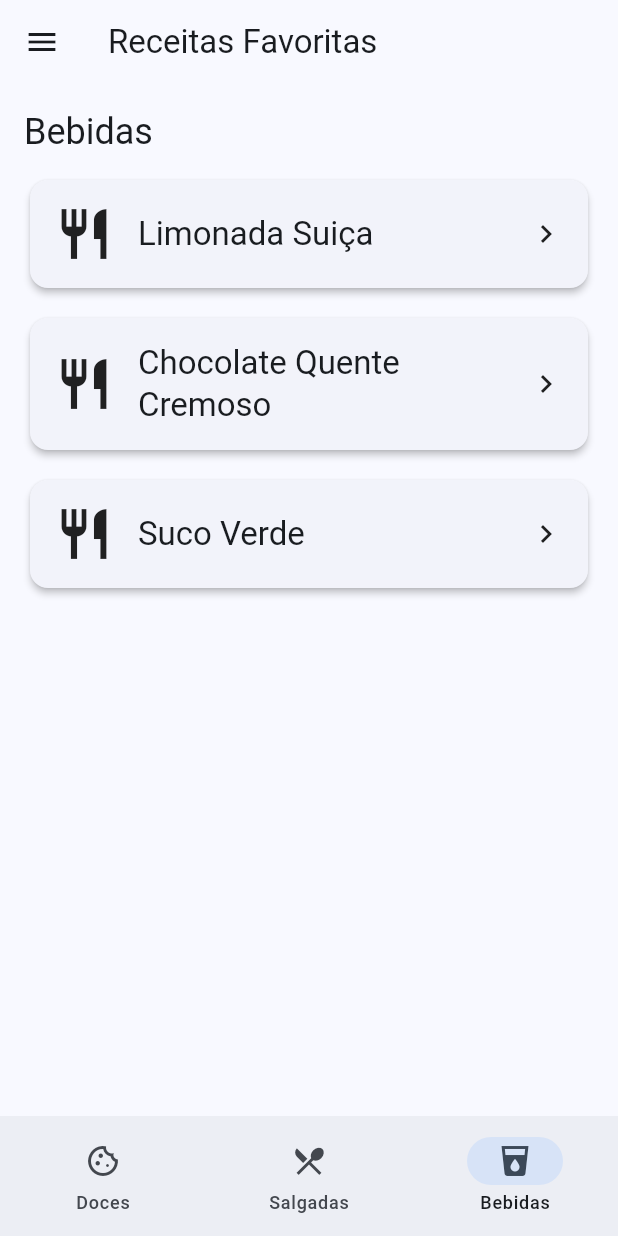
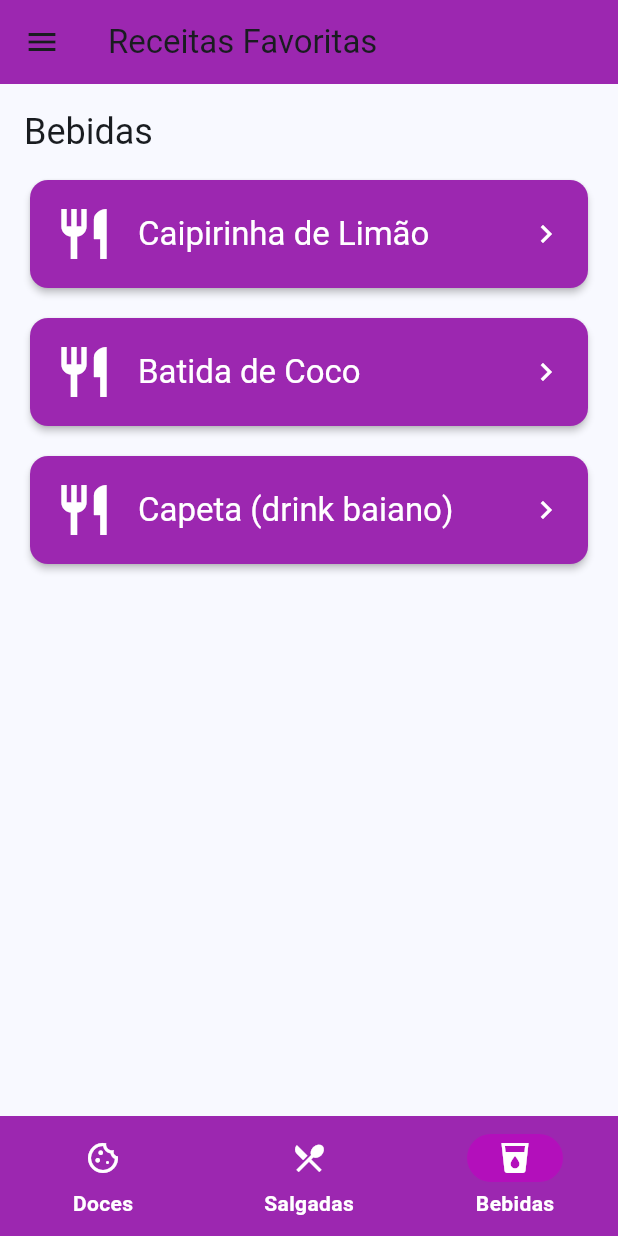
Before and after one commit to Diniz-s-flavio/mobile-flutter, a Flutter app: the HomeScreen screen opened directly, item 3 of the bottom bar chosen, on a phone screen of 412 x 824 dp. Run offline on Flutter 3.47's test engine with Material 3 defaults, Android fonts, the light colour scheme and no system bars.

Commit message:
feat: Receitas v1 estilizado

```diff
--- a/bottom_navigation_bar/lib/pages/news_page.dart
+++ b/bottom_navigation_bar/lib/pages/news_page.dart
@@ -5,7 +5,6 @@
 
   @override
   Widget build(BuildContext context) {
-    const nome = 'Fravo';
     final manchetes = const [
       'Manchete Fiticsia 1',
       'Machete Ficticia 2',
--- a/bottom_navigation_bar/lib/pages/welcome_page.dart
+++ b/bottom_navigation_bar/lib/pages/welcome_page.dart
@@ -3,16 +3,8 @@
 class WelcomePage extends StatelessWidget {
   const WelcomePage({super.key});
 
-  String _saudacao() {
-    final h = DateTime.now().hour;
-    if (h < 12) return 'Bom dia';
-    if (h < 18) return 'Boa tarde';
-    return 'Boa noite';
-  }
-
   @override
   Widget build(BuildContext context) {
-    const nome = 'Fravo';
 
     return Scaffold(
       appBar: AppBar(title: const Text('Boas-vindas')),
--- a/receitas_v1/lib/src/data/sample_recipes.dart
+++ b/receitas_v1/lib/src/data/sample_recipes.dart
@@ -3,114 +3,135 @@
 class SampleRecipes {
   static const doces = <Recipe>[
     Recipe(
-      title: 'Brigadeiro',
-      shortDescription: 'Docinho de chocolate cremoso.',
+      title: 'Cocada Baiana',
+      shortDescription: 'Clássica de coco, macia por dentro.',
       ingredients: [
-        '1 lata de leite condensado',
-        '2 colheres (sopa) de chocolate em pó',
-        '1 colher (sopa) de manteiga',
-        'Granulado para enrolar'
+        '2 xíc. de coco fresco ralado',
+        '1 e 1/2 xíc. de açúcar',
+        '1/2 xíc. de água',
+        '1 pitada de sal',
+        '1 col. (sopa) de manteiga',
       ],
       methodOfPreparation:
-        'Leve ao fogo baixo o leite condensado, chocolate e manteiga, mexendo até desgrudar do fundo. Deixe esfriar, enrole e passe no granulado.',
+          'Leve ao fogo a água, açúcar e sal até formar calda em ponto de fio. '
+          'Junte o coco e a manteiga, mexendo até desgrudar do fundo. '
+          'Coloque porções em superfície untada e deixe firmar.',
     ),
     Recipe(
-      title: 'Bolo de Cenoura',
-      shortDescription: 'Com cobertura de chocolate.',
+      title: 'Bolinho de Estudante',
+      shortDescription: 'Tapioca com coco, frito e polvilhado com canela.',
       ingredients: [
-        '3 cenouras médias',
-        '3 ovos',
-        '1/2 xíc. de óleo',
-        '2 xíc. de açúcar',
-        '2 xíc. de farinha',
-        '1 col. (sopa) fermento'
+        '2 xíc. de tapioca granulada',
+        '1 xíc. de leite de coco',
+        '1/2 xíc. de açúcar',
+        '1 xíc. de coco ralado',
+        'Uma pitada de sal',
+        'Óleo para fritar',
+        'Açúcar e canela para polvilhar',
       ],
       methodOfPreparation:
-        'Bata cenoura, ovos e óleo. Misture açúcar e farinha, finalize com fermento. Asse a 180°C. Cubra com calda de chocolate.',
+          'Hidrate a tapioca no leite de coco por 20 min. '
+          'Misture açúcar, coco e sal. Modele bolinhos alongados. '
+          'Frite em óleo quente até dourar e passe em açúcar com canela.',
     ),
     Recipe(
-      title: 'Mousse de Maracujá',
-      shortDescription: 'Rápida e aerada.',
+      title: 'Quindim',
+      shortDescription: 'Gema e coco, brilho intenso.',
       ingredients: [
-        '1 lata de leite condensado',
-        '1 lata de creme de leite',
-        '1 medida da lata de suco de maracujá concentrado'
+        '10 gemas',
+        '1 xíc. de açúcar',
+        '1 xíc. de coco ralado fino',
+        '2 col. (sopa) de manteiga derretida',
+        'Manteiga e açúcar para untar as forminhas',
       ],
       methodOfPreparation:
-        'Bata tudo no liquidificador e leve à geladeira por 3 horas.',
+          'Peneire as gemas (sem raspar). Misture com açúcar, coco e manteiga. '
+          'Descanse 10 min. Despeje em formas untadas e açucaradas. '
+          'Asse em banho-maria a 180°C até firmar e dourar.',
     ),
   ];
 
-
   static const salgadas = <Recipe>[
     Recipe(
-      title: 'Lasanha de Carne',
-      shortDescription: 'Camadas suculentas ao molho.',
+      title: 'Empadão Goiano',
+      shortDescription: 'Recheio farto com frango, linguiça e guariroba.',
       ingredients: [
-        'Massa para lasanha',
-        '500g carne moída',
-        'Molho de tomate',
-        'Queijo muçarela',
-        'Presunto',
-        'Temperos a gosto'
+        'Massa podre (farinha, manteiga, ovos, sal)',
+        '500g de frango cozido e desfiado',
+        '200g de linguiça calabresa em cubos',
+        '200g de queijo minas padrão em cubos',
+        '1 xíc. de milho verde',
+        'Guariroba em lâminas (ou palmito, se não encontrar)',
+        'Azeitonas, cheiro-verde, alho, cebola, sal e pimenta',
+        '1 gema para pincelar',
       ],
       methodOfPreparation:
-        'Refogue o alho-poró. Misture ovos, creme e queijo. Despeje sobre a massa pré-assada e leve ao forno.',
+          'Refogue cebola, alho, linguiça e frango; junte milho, guariroba, azeitonas e acerte o sal. '
+          'Forre a forma com a massa, coloque o recheio e o queijo, cubra com massa. '
+          'Pincele gema e asse a 200°C até dourar.',
     ),
     Recipe(
-      title: 'Frango Grelhado com Ervas',
-      shortDescription: 'Suculento e prático para o dia a dia.',
+      title: 'Arroz com Pequi',
+      shortDescription: 'Símbolo do Cerrado, aroma marcante.',
       ingredients: [
-        'Peito de frango',
-        'Alho',
-        'Limão',
-        'Ervas (alecrim, tomilho)',
-        'Azeite, sal e pimenta'
+        '2 xíc. de arroz lavado e escorrido',
+        '6 a 8 caroços de pequi lavado',
+        '2 col. (sopa) de óleo ou banha',
+        '1/2 cebola picada',
+        '2 dentes de alho picados',
+        'Sal a gosto',
+        'Água quente (aprox. 4 xíc.)',
+        'Cheiro-verde para finalizar',
       ],
       methodOfPreparation:
-        'Tempere e grelhe em frigideira quente até dourar e cozinhar por completo.',
+          'Refogue cebola e alho no óleo; junte o pequi e refogue alguns minutos. '
+          'Acrescente o arroz e frite levemente. '
+          'Cubra com água quente, ajuste o sal e cozinhe até secar. '
+          'Finalize com cheiro-verde. (Evite roer o caroço de pequi.)',
     ),
   ];
 
-
   static const bebidas = <Recipe>[
     Recipe(
-      title: 'Limonada Suiça',
-      shortDescription: 'Refrescante e cítrica.',
+      title: 'Caipirinha de Limão',
+      shortDescription: 'O clássico brasileiro com cachaça.',
       ingredients: [
-        '2 limões com casca',
-        '1 litro de água gelada',
-        'Açúcar a gosto',
-        'Gelo'
+        '1 limão tahiti',
+        '2 col. (sopa) de açúcar',
+        '60 ml de cachaça',
+        'Gelo a gosto',
       ],
       methodOfPreparation:
-        'Bata tudo no liquidificador rapidamente e coe. Sirva com gelo.',
+          'Corte o limão em 4–6 pedaços, macere com o açúcar no copo. '
+          'Adicione gelo até o topo e complete com cachaça. Mexa e sirva.',
     ),
     Recipe(
-      title: 'Chocolate Quente Cremoso',
-      shortDescription: 'Perfeito para dias frios.',
+      title: 'Batida de Coco',
+      shortDescription: 'Cremosa e gelada.',
       ingredients: [
-        '500ml leite',
-        '2 col. (sopa) cacau',
-        '2 col. (sopa) açúcar',
-        '1 col. (sopa) amido',
-        'Canela (opcional)'
+        '100 ml de leite de coco',
+        '60 ml de cachaça (ou vodka)',
+        '2 col. (sopa) de leite condensado',
+        'Gelo',
       ],
       methodOfPreparation:
-        'Misture os ingredientes e leve ao fogo baixo até engrossar, mexendo sempre.',
+          'Bata tudo no liquidificador até ficar homogêneo e sirva imediatamente.',
     ),
     Recipe(
-      title: 'Suco Verde',
-      shortDescription: 'Energético e nutritivo.',
+      title: 'Capeta (drink baiano)',
+      shortDescription: 'Festa garantida: guaraná em pó e especiarias.',
       ingredients: [
-        '1 folha de couve',
-        '1 maçã',
-        'Suco de 1 limão',
-        '300ml de água',
-        'Gelo'
+        '50 ml de vodka (ou cachaça)',
+        '1 col. (chá) de guaraná em pó',
+        '2 col. (sopa) de leite condensado',
+        '2 col. (sopa) de creme de leite',
+        '100 ml de leite (opcional, para mais cremosidade)',
+        'Gelo',
+        'Canela em pó para finalizar',
       ],
       methodOfPreparation:
-        'Bata tudo no liquidificador e coe, se desejar.',
+          'Bata todos os ingredientes com gelo no liquidificador até espumar. '
+          'Sirva polvilhando canela por cima.',
     ),
   ];
 }
--- a/receitas_v1/lib/src/screens/home_screen.dart
+++ b/receitas_v1/lib/src/screens/home_screen.dart
@@ -3,59 +3,58 @@
 import '../widgets/recipe_cards_section.dart';
 import '../data/sample_recipes.dart';
 
-
 class HomeScreen extends StatefulWidget {
   const HomeScreen({super.key});
-
 
   @override
   State<HomeScreen> createState() => _HomeScreenState();
 }
 
-
 class _HomeScreenState extends State<HomeScreen> {
-  int _currentIndex = 0; // 0: Doces, 1: Salgadas, 2: Bebidas
-
-
-  final _pages = const [
-  _CategoryTab(title: 'Doces'),
-  _CategoryTab(title: 'Salgadas'),
-  _CategoryTab(title: 'Bebidas'),
-  ];
-
+  int _currentIndex = 0;
 
   @override
   Widget build(BuildContext context) {
     return Scaffold(
-      appBar: AppBar(
-        title: const Text('Receitas Favoritas'),
-      ),
+      appBar: AppBar(title: const Text('Receitas Favoritas'), backgroundColor: Colors.purple),
       drawer: const AppDrawer(),
       body: IndexedStack(
         index: _currentIndex,
         children: [
           RecipeCardsSection(title: 'Doces', recipes: SampleRecipes.doces),
-          RecipeCardsSection(title: 'Salgadas', recipes: SampleRecipes.salgadas),
+          RecipeCardsSection(
+            title: 'Salgadas',
+            recipes: SampleRecipes.salgadas,
+          ),
           RecipeCardsSection(title: 'Bebidas', recipes: SampleRecipes.bebidas),
         ],
       ),
       bottomNavigationBar: NavigationBar(
+        backgroundColor: Colors.purple,
+        indicatorColor: Color.fromARGB(156, 194, 0, 194),
         selectedIndex: _currentIndex,
         onDestinationSelected: (i) => setState(() => _currentIndex = i),
+        labelTextStyle: MaterialStateProperty.resolveWith<TextStyle>((states) {
+          return const TextStyle(
+            color: Colors.white,
+            fontWeight: FontWeight.bold,
+          );
+        }),
         destinations: const [
-          NavigationDestination(icon: Icon(Icons.cookie_outlined), label: 'Doces'),
-          NavigationDestination(icon: Icon(Icons.restaurant_menu), label: 'Salgadas'),
-          NavigationDestination(icon: Icon(Icons.local_drink), label: 'Bebidas'),
+          NavigationDestination(
+            icon: Icon(Icons.cookie_outlined, color: Colors.white),
+            label: 'Doces',
+          ),
+          NavigationDestination(
+            icon: Icon(Icons.restaurant_menu, color: Colors.white),
+            label: 'Salgadas',
+          ),
+          NavigationDestination(
+            icon: Icon(Icons.local_drink, color: Colors.white),
+            label: 'Bebidas',
+          ),
         ],
       ),
     );
   }
 }
-
-
-class _CategoryTab extends StatelessWidget {
-final String title;
-const _CategoryTab({required this.title});
-@override
-Widget build(BuildContext context) => Center(child: Text(title));
-}
--- a/receitas_v1/lib/src/screens/recipe_detail_screen.dart
+++ b/receitas_v1/lib/src/screens/recipe_detail_screen.dart
@@ -1,17 +1,18 @@
 import 'package:flutter/material.dart';
 import '../models/recipe.dart';
-
 
 class RecipeDetailScreen extends StatelessWidget {
   static const routeName = '/recipe-detail';
   final Recipe recipe;
   const RecipeDetailScreen({super.key, required this.recipe});
 
-
   @override
   Widget build(BuildContext context) {
     return Scaffold(
-      appBar: AppBar(title: Text(recipe.title)),
+      appBar: AppBar(
+        title: Text(recipe.title, style: TextStyle(color: Colors.white)),
+        backgroundColor: Colors.purple,
+      ),
       body: SingleChildScrollView(
         padding: const EdgeInsets.all(16),
         child: Column(
@@ -24,15 +25,20 @@
             const SizedBox(height: 16),
             Text('Ingredientes', style: Theme.of(context).textTheme.titleLarge),
             const SizedBox(height: 8),
-            ...recipe.ingredients.map((i) => Row(
-              crossAxisAlignment: CrossAxisAlignment.start,
-              children: [
-                const Text('• '),
-                Expanded(child: Text(i)),
-              ],
-            )),
+            ...recipe.ingredients.map(
+              (i) => Row(
+                crossAxisAlignment: CrossAxisAlignment.start,
+                children: [
+                  const Text('• '),
+                  Expanded(child: Text(i)),
+                ],
+              ),
+            ),
             const SizedBox(height: 16),
-            Text('Modo de preparo', style: Theme.of(context).textTheme.titleLarge),
+            Text(
+              'Modo de preparo',
+              style: Theme.of(context).textTheme.titleLarge,
+            ),
             const SizedBox(height: 8),
             Text(recipe.methodOfPreparation),
           ],
--- a/receitas_v1/lib/src/widgets/app_drawer.dart
+++ b/receitas_v1/lib/src/widgets/app_drawer.dart
@@ -2,24 +2,27 @@
 import '../screens/settings_screen.dart';
 import '../screens/about_screen.dart';
 
-
 class AppDrawer extends StatelessWidget {
   const AppDrawer({super.key});
-
 
   @override
   Widget build(BuildContext context) {
     return Drawer(
+      backgroundColor: Colors.purple,
       child: SafeArea(
         child: Column(
           children: [
             const ListTile(
+              textColor: Colors.white,
+              iconColor: Colors.white,
               leading: Icon(Icons.menu_book),
               title: Text('Receitas Favoritas'),
               subtitle: Text('Menu do aplicativo'),
             ),
             const Divider(),
             ListTile(
+              textColor: Colors.white,
+              iconColor: Colors.white,
               leading: const Icon(Icons.settings),
               title: const Text('Configurações'),
               onTap: () {
@@ -28,6 +31,8 @@
               },
             ),
             ListTile(
+              textColor: Colors.white,
+              iconColor: Colors.white,
               leading: const Icon(Icons.info_outline),
               title: const Text('Sobre'),
               onTap: () {
--- a/receitas_v1/lib/src/widgets/recipe_cards_section.dart
+++ b/receitas_v1/lib/src/widgets/recipe_cards_section.dart
@@ -5,13 +5,15 @@
 class RecipeCardsSection extends StatelessWidget {
   final String title;
   final List<Recipe> recipes;
-  const RecipeCardsSection({super.key, required this.title, required this.recipes});
-
+  const RecipeCardsSection({
+    super.key,
+    required this.title,
+    required this.recipes,
+  });
 
   @override
   Widget build(BuildContext context) {
     final count = recipes.length.clamp(0, 3);
-
 
     return SingleChildScrollView(
       padding: const EdgeInsets.all(16),
@@ -20,7 +22,6 @@
         children: [
           Text(title, style: Theme.of(context).textTheme.headlineSmall),
           const SizedBox(height: 12),
-
 
           for (var i = 0; i < count; i++) ...[
             _RecipeCard(recipe: recipes[i]),
@@ -32,27 +33,25 @@
   }
 }
 
-
 class _RecipeCard extends StatelessWidget {
   final Recipe recipe;
   const _RecipeCard({required this.recipe});
 
-
   @override
   Widget build(BuildContext context) {
     return Card(
+      color: Colors.purple,
       elevation: 2,
       clipBehavior: Clip.antiAlias,
       child: InkWell(
-        onTap: () => Navigator.of(context).pushNamed(
-          RecipeDetailScreen.routeName,
-          arguments: recipe,
-        ),
+        onTap: () => Navigator.of(
+          context,
+        ).pushNamed(RecipeDetailScreen.routeName, arguments: recipe),
         child: Padding(
           padding: const EdgeInsets.all(16.0),
           child: Row(
             children: [
-            const Icon(Icons.restaurant, size: 40),
+              const Icon(Icons.restaurant, size: 40, color: Colors.white),
               const SizedBox(width: 16),
               Expanded(
                 child: Column(
@@ -60,12 +59,14 @@
                   children: [
                     Text(
                       recipe.title,
-                    style: Theme.of(context).textTheme.titleLarge,
+                      style: Theme.of(
+                        context,
+                      ).textTheme.titleLarge?.copyWith(color: Colors.white),
                     ),
                   ],
                 ),
               ),
-            const Icon(Icons.chevron_right),
+              const Icon(Icons.chevron_right, color: Colors.white),
             ],
           ),
         ),
```
Lines whose indentation alone changed are shown as unchanged.
